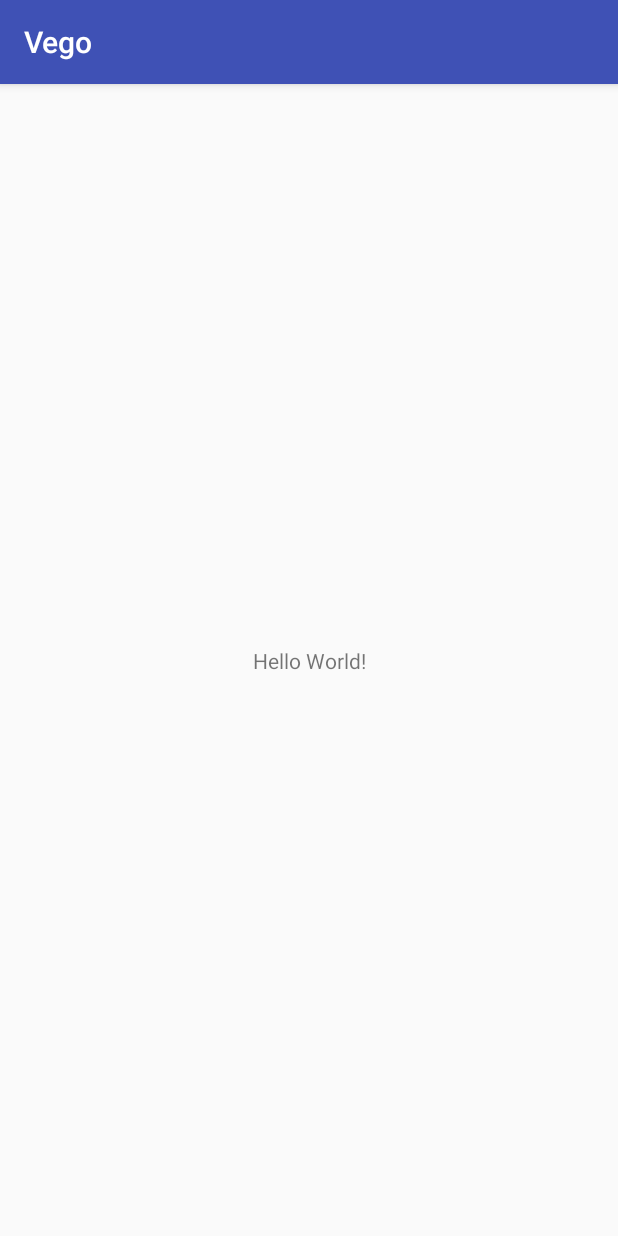
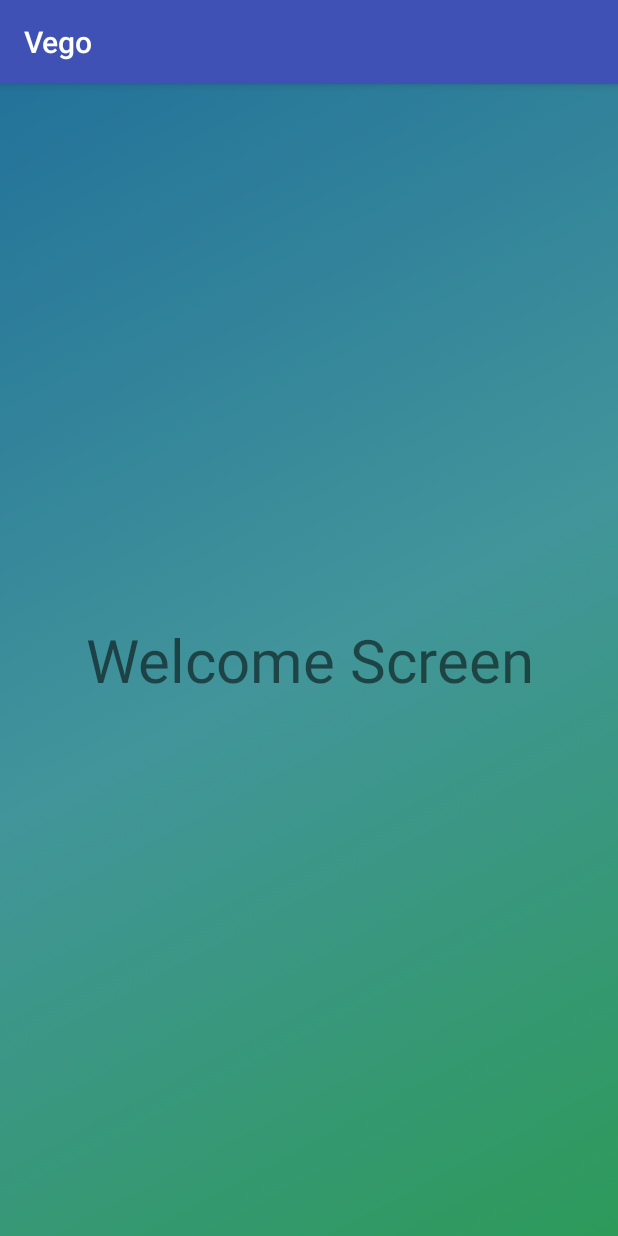
Before and after one commit to Alhashmi95/Vego, an Android app: the MainActivity screen opened directly, with no data from a screen before it, on a phone screen of 412 x 824 dp. Run offline under Robolectric (Android 15) with nearby library versions, the phone set to English and light mode, and no system bars.

Commit message:
graident
welcome screen

```diff
--- /dev/null
+++ b/app/src/main/res/drawable/background_color.xml
@@ -0,0 +1,12 @@
+<?xml version="1.0" encoding="UTF-8"?>
+<selector xmlns:android="http://schemas.android.com/apk/res/android">
+    <item>
+        <shape>
+            <gradient
+                android:startColor="#ff2d9a59"
+                android:centerColor="#ff42959a"
+                android:endColor="#ff23729a"
+                android:angle="135"/>
+        </shape>
+    </item>
+</selector>
--- a/app/src/main/res/layout/activity_main.xml
+++ b/app/src/main/res/layout/activity_main.xml
@@ -1,18 +1,19 @@
 <?xml version="1.0" encoding="utf-8"?>
-<android.support.constraint.ConstraintLayout xmlns:android="http://schemas.android.com/apk/res/android"
+<RelativeLayout xmlns:android="http://schemas.android.com/apk/res/android"
     xmlns:app="http://schemas.android.com/apk/res-auto"
     xmlns:tools="http://schemas.android.com/tools"
     android:layout_width="match_parent"
     android:layout_height="match_parent"
+    android:background="@drawable/background_color"
     tools:context=".MainActivity">
 
     <TextView
+        android:id="@+id/textView"
         android:layout_width="wrap_content"
         android:layout_height="wrap_content"
-        android:text="Hello World!"
-        app:layout_constraintBottom_toBottomOf="parent"
-        app:layout_constraintLeft_toLeftOf="parent"
-        app:layout_constraintRight_toRightOf="parent"
-        app:layout_constraintTop_toTopOf="parent" />
-
-</android.support.constraint.ConstraintLayout>
+        android:gravity="center"
+        android:layout_centerHorizontal="true"
+        android:layout_centerVertical="true"
+        android:text="Welcome Screen"
+        android:textSize="40dp" />
+</RelativeLayout>
```
